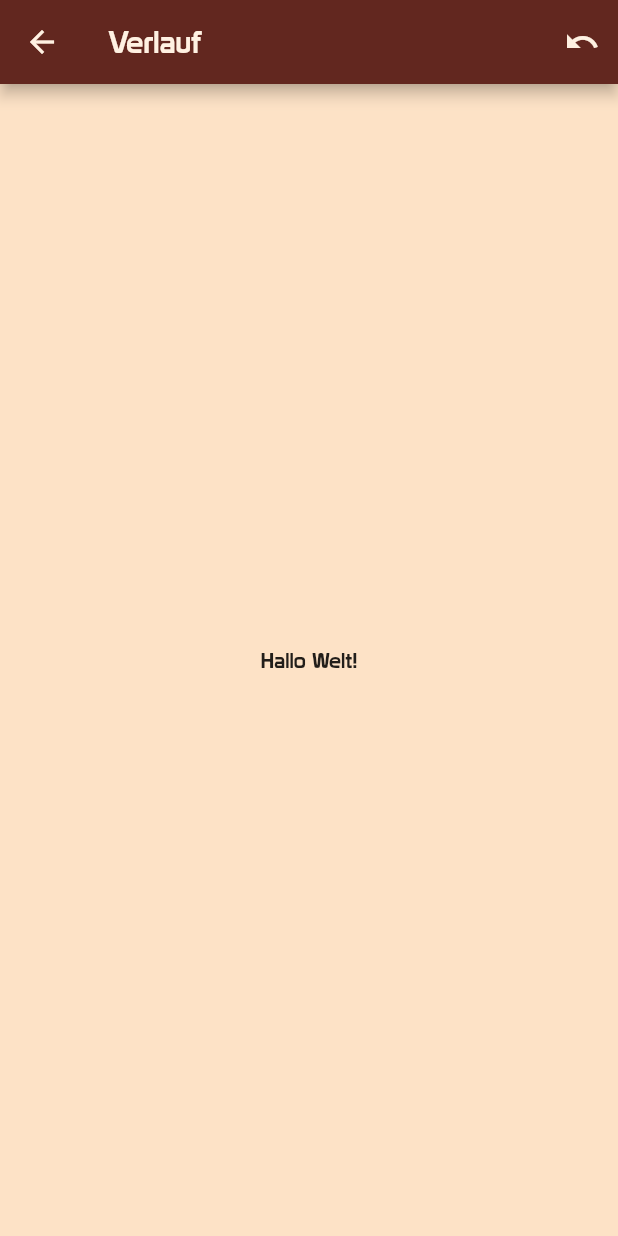
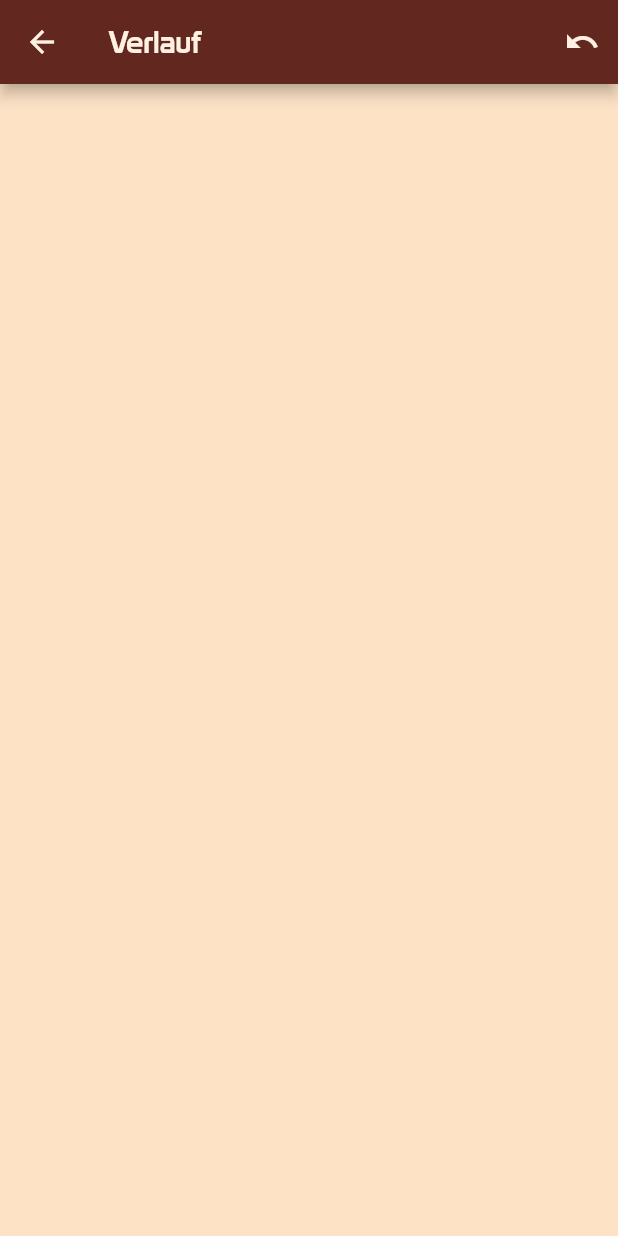
Before and after one commit to Mavv3006/TerraformingMars, a Flutter app: the HistoryLayout screen opened directly, on a phone screen of 412 x 824 dp. Run offline on Flutter 3.47's test engine with Material 2 defaults, Android fonts, the phone set to English and light mode, and no system bars; our stand-ins replace flutter_icons, font_awesome_flutter.

Commit message:
new file structure

```diff
--- a/lib/components/customIcons.dart
+++ b/lib/components/customIcons.dart
@@ -8,4 +8,5 @@ class CustomIcons {
   static IconData nextRound = Entypo.controller_next;
   static IconData settings = Icons.settings;
   static IconData history = Icons.history;
+  static IconData undo = Icons.undo;
 }
--- a/lib/layout/historyLayout.dart
+++ b/lib/layout/historyScreen/historyLayout.dart
@@ -1,6 +1,8 @@
 import 'package:flutter/material.dart';
 import 'package:provider/provider.dart';
+import 'package:terraforming_mars/components/customIcons.dart';
 import 'package:terraforming_mars/components/custom_scaffold.dart';
+import 'package:terraforming_mars/layout/historyScreen/historyMessageList.dart';
 import 'package:terraforming_mars/models/history/history.dart';
 import 'package:terraforming_mars/models/settingsModel.dart';
 import 'package:terraforming_mars/models/terraformingValueData/values.dart';
@@ -13,7 +15,7 @@ class HistoryLayout extends StatelessWidget {
       appBarActions: <Widget>[
         IconButton(
           icon: Icon(
-            Icons.undo,
+            CustomIcons.undo,
           ),
           onPressed: () {
             var lastEvent = Provider.of<History>(context).getLastEntry();
@@ -49,9 +51,7 @@ class HistoryLayout extends StatelessWidget {
           },
         ),
       ],
-      child: Center(
-        child: Text("Hallo Welt!"),
-      ),
+      child: HistoryMessageList(),
     );
   }
 }
--- /dev/null
+++ b/lib/layout/historyScreen/historyMessageList.dart
@@ -0,0 +1,14 @@
+import 'package:flutter/material.dart';
+
+class HistoryMessageList extends StatefulWidget {
+  @override
+  _HistoryMessageListState createState() => _HistoryMessageListState();
+}
+
+class _HistoryMessageListState extends State<HistoryMessageList> {
+
+  @override
+  Widget build(BuildContext context) {
+    return Container();
+  }
+}
--- /dev/null
+++ b/lib/layout/historyScreen/historyView.dart
@@ -0,0 +1 @@
+export 'historyLayout.dart';
--- a/lib/layout/ressourceLayout/energyLayout.dart
+++ b/lib/layout/ressourceTab/energyLayout.dart
@@ -1,8 +1,9 @@
 import 'package:flutter/material.dart';
 import 'package:terraforming_mars/components/custom_list_element.dart';
 import 'package:terraforming_mars/components/ressourceValueText.dart';
-import 'package:terraforming_mars/layout/ressourceLayout/ressourceButtonLayout.dart';
 import 'package:terraforming_mars/models/terraformingValueData/values.dart';
+
+import 'ressourcesView.dart';
 
 class EnergyLayout extends StatelessWidget {
   final Energy data;
--- a/lib/layout/ressourceLayout/resLayout.dart
+++ b/lib/layout/ressourceTab/resLayout.dart
@@ -1,8 +1,9 @@
 import 'package:flutter/material.dart';
 import 'package:terraforming_mars/components/custom_list_element.dart';
 import 'package:terraforming_mars/components/ressourceValueText.dart';
-import 'package:terraforming_mars/layout/ressourceLayout/ressourceButtonLayout.dart';
 import 'package:terraforming_mars/models/terraformingValueData/values.dart';
+
+import 'ressourcesView.dart';
 
 class ResLayout extends StatelessWidget {
   final RessourceValue ressourceValue;
--- /dev/null
+++ b/lib/layout/ressourceTab/ressourcesView.dart
@@ -0,0 +1,5 @@
+export 'energyLayout.dart';
+export 'resLayout.dart';
+export 'ressourceButtonLayout.dart';
+export 'ressourceLayout.dart';
+export 'terraformingLayout.dart';
--- a/pubspec.yaml
+++ b/pubspec.yaml
@@ -17,7 +17,6 @@ environment:
   sdk: ">=2.1.0 <3.0.0"
 
 dependencies:
-  # logging: ^0.11.3+2
   flutter:
     sdk: flutter
   provider: ^4.0.0
```
Also changed, not shown: lib/layout/mainLayout.dart (+5 -4 lines), lib/layout/ressourceTab/ressourceLayout.dart (renamed from lib/layout/ressourceLayout.dart, +3 -4 lines), lib/layout/actionsTab/actionsLayout.dart (renamed from lib/layout/actionsLayout.dart), lib/layout/ressourceTab/ressourceButtonLayout.dart (renamed from lib/layout/ressourceLayout/ressourceButtonLayout.dart), lib/layout/ressourceTab/terraformingLayout.dart (renamed from lib/layout/ressourceLayout/terraformingLayout.dart), lib/layout/settingsScreen/settingsLayout.dart (renamed from lib/layout/settingsLayout.dart).
